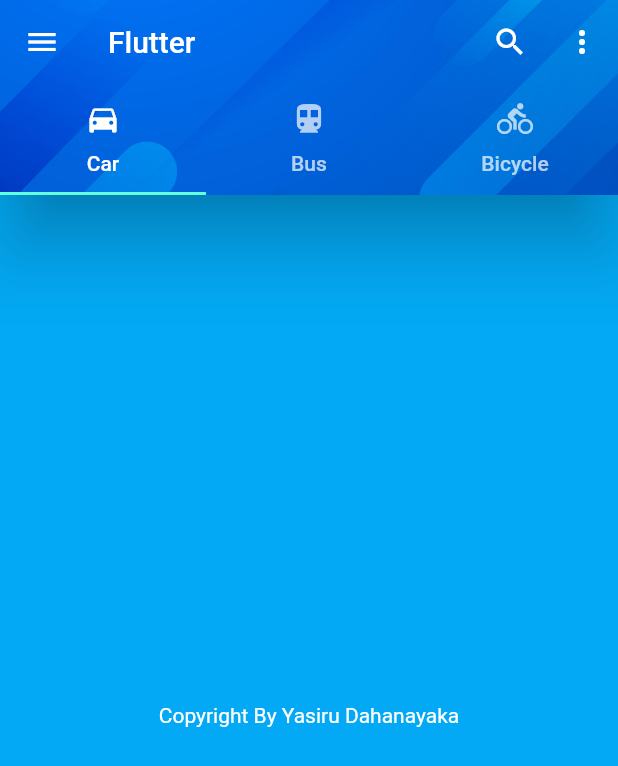
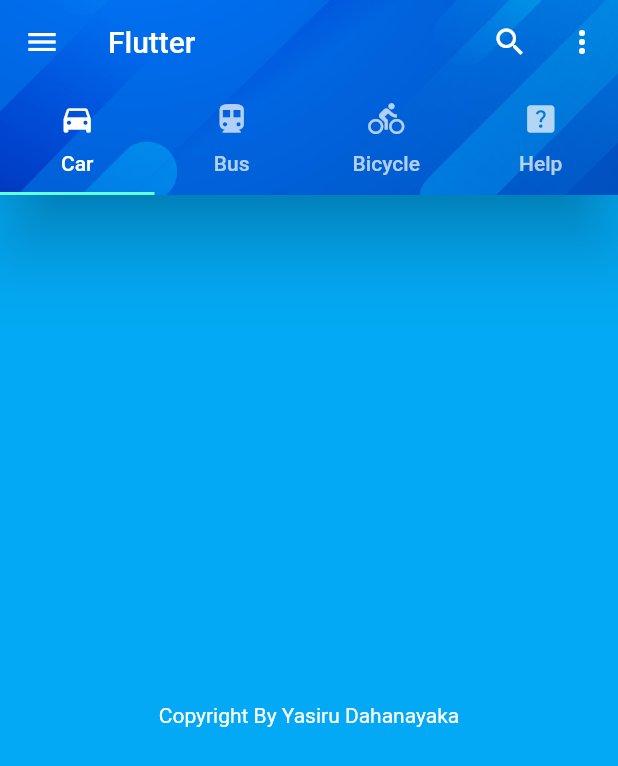
Before and after one commit to YasiruLak/Flutter-First_Project, a Flutter app: the screen it shows after launch, on a phone screen of 412 x 824 dp. Shown: the top 766 px of the screen. Run offline on Flutter 3.47's test engine with Material 2 defaults, Android fonts, the phone set to English and light mode, and no system bars; our stand-ins replace device_preview.

```diff
--- a/lib/main.dart
+++ b/lib/main.dart
@@ -47,7 +47,7 @@ class MyHomePage extends StatelessWidget{
   @override
   Widget build(BuildContext context) {
     return DefaultTabController(
-      length: 3,
+      length: 4,
       child: Scaffold(
         appBar: AppBar(
           title: const Text("Flutter"),
@@ -80,6 +80,9 @@ class MyHomePage extends StatelessWidget{
               Tab(icon: Icon(Icons.directions_bike),
               text: "Bicycle",
               ),
+              Tab(icon: Icon(Icons.help_center),
+                text: "Help",
+              ),
             ],
           ),
           elevation: 20.0,
@@ -88,8 +91,9 @@ class MyHomePage extends StatelessWidget{
         body: TabBarView(
           children: [
             tab1(),
+            tab2(),
+            tab3(),
             const Icon(Icons.directions_transit),
-            tab3(),
           ],
         ),
       ),
@@ -108,7 +112,30 @@ Widget tab1(){
   );
 }
 
+Widget tab2(){
+  return Scaffold(
+    body: Container(
+      color: Colors.blue,
+      height: 250,
+      child: Row(
+        mainAxisAlignment: MainAxisAlignment.spaceEvenly,
+        crossAxisAlignment: CrossAxisAlignment.center,
+        children: const <Widget>[
+          Text('Testing One',
+            style: TextStyle(fontSize: 18),
+          ),
+          Text('Testing Two',
+            style: TextStyle(fontSize: 18),
+          ),
+          Text('Testing Three',
+            style: TextStyle(fontSize: 18),
+          ),
 
+        ],
+      ),
+    ),
+  );
+}
 
 Widget tab3(){
   return Scaffold(
```
